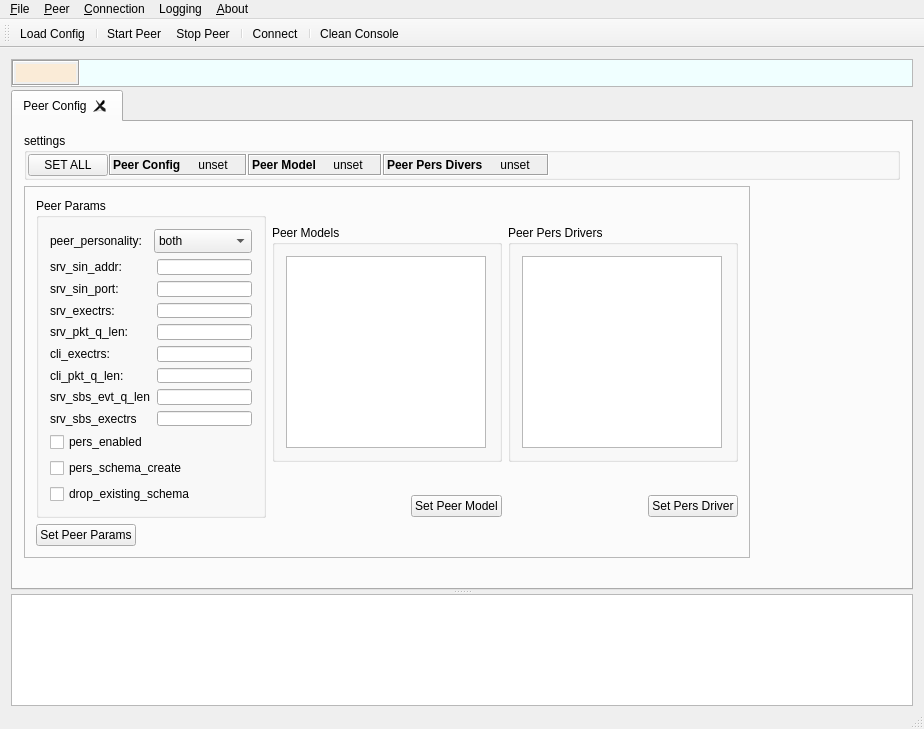
Old version of the form toolkit/vlg_toolkit_mainwindow.ui in the repository richter82/vulgaris.
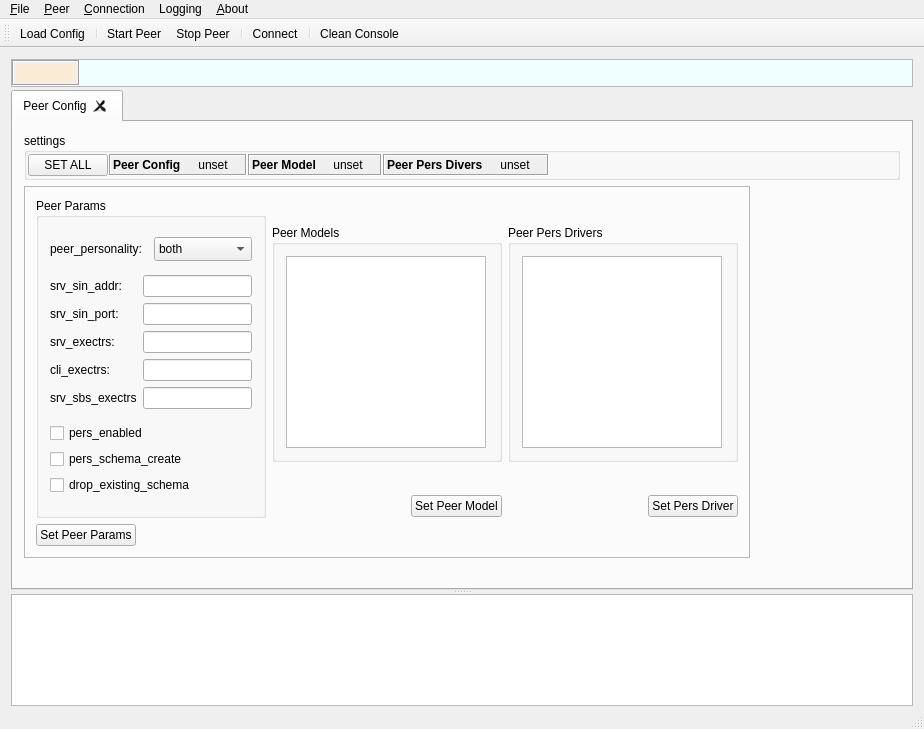
New version of the form. Icons and pictures are not drawn.

```diff
--- a/toolkit/vlg_toolkit_mainwindow.ui
+++ b/toolkit/vlg_toolkit_mainwindow.ui
@@ -535,8 +535,8 @@
                 <property name="title">
                  <string>Peer Params</string>
                 </property>
-                <layout class="QGridLayout" name="gridLayout_2">
-                 <item row="0" column="0">
+                <layout class="QVBoxLayout" name="verticalLayout_9">
+                 <item>
                   <layout class="QHBoxLayout" name="horizontalLayout_2">
                    <item>
                     <widget class="QLabel" name="label_5">
@@ -581,8 +581,14 @@
                    </item>
                   </layout>
                  </item>
-                 <item row="1" column="0">
+                 <item>
                   <layout class="QGridLayout" name="gridLayout">
+                   <item row="1" column="1">
+                    <widget class="QLineEdit" name="pp_cfg_srv_sin_port"/>
+                   </item>
+                   <item row="0" column="1">
+                    <widget class="QLineEdit" name="pp_cfg_srv_sin_addr"/>
+                   </item>
                    <item row="0" column="0">
                     <widget class="QLabel" name="label_2">
                      <property name="text">
@@ -593,9 +599,6 @@
                      </property>
                     </widget>
                    </item>
-                   <item row="0" column="1">
-                    <widget class="QLineEdit" name="pp_cfg_srv_sin_addr"/>
-                   </item>
                    <item row="1" column="0">
                     <widget class="QLabel" name="label_3">
                      <property name="text">
@@ -606,8 +609,8 @@
                      </property>
                     </widget>
                    </item>
-                   <item row="1" column="1">
-                    <widget class="QLineEdit" name="pp_cfg_srv_sin_port"/>
+                   <item row="2" column="1">
+                    <widget class="QLineEdit" name="pp_cfg_srv_exectrs"/>
                    </item>
                    <item row="2" column="0">
                     <widget class="QLabel" name="label_4">
@@ -619,23 +622,10 @@
                      </property>
                     </widget>
                    </item>
-                   <item row="2" column="1">
-                    <widget class="QLineEdit" name="pp_cfg_srv_exectrs"/>
-                   </item>
-                   <item row="3" column="0">
-                    <widget class="QLabel" name="label_7">
-                     <property name="text">
-                      <string>srv_pkt_q_len:</string>
-                     </property>
-                     <property name="buddy">
-                      <cstring>pp_cfg_srv_pkt_q_len</cstring>
-                     </property>
-                    </widget>
-                   </item>
                    <item row="3" column="1">
-                    <widget class="QLineEdit" name="pp_cfg_srv_pkt_q_len"/>
+                    <widget class="QLineEdit" name="pp_cfg_cli_exectrs"/>
                    </item>
-                   <item row="4" column="0">
+                   <item row="3" column="0">
                     <widget class="QLabel" name="label">
                      <property name="text">
                       <string>cli_exectrs:</string>
@@ -645,36 +635,7 @@
                      </property>
                     </widget>
                    </item>
-                   <item row="4" column="1">
-                    <widget class="QLineEdit" name="pp_cfg_cli_exectrs"/>
-                   </item>
-                   <item row="5" column="0">
-                    <widget class="QLabel" name="label_6">
-                     <property name="text">
-                      <string>cli_pkt_q_len:</string>
-                     </property>
-                     <property name="buddy">
-                      <cstring>pp_cfg_cli_pkt_q_len</cstring>
-                     </property>
-                    </widget>
-                   </item>
-                   <item row="5" column="1">
-                    <widget class="QLineEdit" name="pp_cfg_cli_pkt_q_len"/>
-                   </item>
-                   <item row="6" column="0">
-                    <widget class="QLabel" name="label_8">
-                     <property name="text">
-                      <string>srv_sbs_evt_q_len</string>
-                     </property>
-                     <property name="buddy">
-                      <cstring>pp_cfg_srv_sbs_evt_q_len</cstring>
-                     </property>
-                    </widget>
-                   </item>
-                   <item row="6" column="1">
-                    <widget class="QLineEdit" name="pp_cfg_srv_sbs_evt_q_len"/>
-                   </item>
-                   <item row="7" column="0">
+                   <item row="4" column="0">
                     <widget class="QLabel" name="label_9">
                      <property name="text">
                       <string>srv_sbs_exectrs</string>
@@ -684,12 +645,12 @@
                      </property>
                     </widget>
                    </item>
-                   <item row="7" column="1">
+                   <item row="4" column="1">
                     <widget class="QLineEdit" name="pp_cfg_srv_sbs_exectrs"/>
                    </item>
                   </layout>
                  </item>
-                 <item row="2" column="0">
+                 <item>
                   <layout class="QVBoxLayout" name="verticalLayout_4">
                    <item>
                     <widget class="QCheckBox" name="pp_cfg_pers_enabled">
@@ -897,12 +858,16 @@
        <property name="font">
         <font>
          <family>Lucida Console</family>
-         <pointsize>10</pointsize>
+         <pointsize>8</pointsize>
+         <stylestrategy>NoAntialias</stylestrategy>
         </font>
        </property>
        <property name="styleSheet">
         <string notr="true"/>
        </property>
+       <property name="lineWidth">
+        <number>0</number>
+       </property>
        <property name="readOnly">
         <bool>true</bool>
        </property>
```
